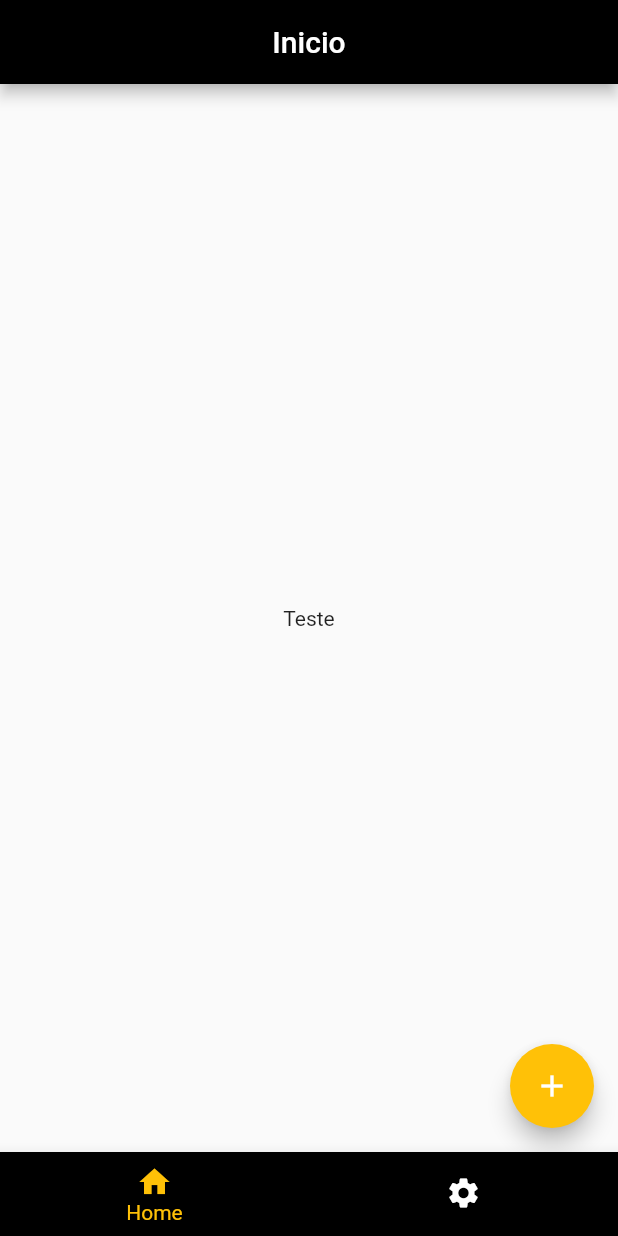
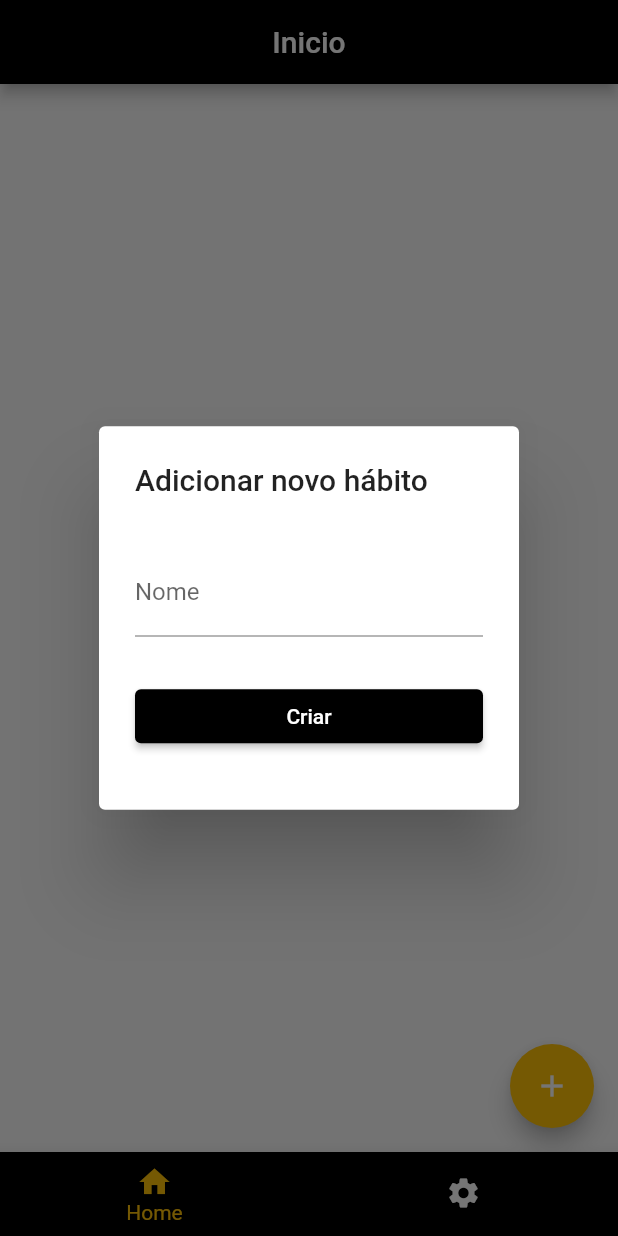
Before and after one commit to FrancimarioAraujo/Habits, a Flutter app: the screen it shows after launch, after a tap on the "add" icon, on a phone screen of 412 x 824 dp. Run offline on Flutter 3.47's test engine with Material 2 defaults, Android fonts, the phone set to English and light mode, and no system bars.

Commit message:
add alertdialog to new routine

```diff
--- a/lib/app/MyApp.dart
+++ b/lib/app/MyApp.dart
@@ -1,3 +1,5 @@
+import 'package:click/app/routes/Routes.dart';
+import 'package:click/app/screens/RoutineScreen.dart';
 import 'package:click/app/screens/HomeScreen.dart';
 import 'package:flutter/material.dart';
 
@@ -17,6 +19,7 @@ class MyApp extends StatelessWidget {
         ),
       ),
       home: const HomeScreen(),
+      routes: Routes.routes,
     );
   }
 }
--- /dev/null
+++ b/lib/app/components/NewRoutineAlertDialog.dart
@@ -0,0 +1,51 @@
+import 'package:flutter/material.dart';
+
+class NewRoutineAlertDialog extends StatefulWidget {
+  @override
+  _NewRoutineAlertDialogState createState() => _NewRoutineAlertDialogState();
+}
+
+class _NewRoutineAlertDialogState extends State<NewRoutineAlertDialog> {
+  final _formKey = GlobalKey<FormState>();
+  @override
+  Widget build(BuildContext context) {
+    return AlertDialog(
+      title: const Text("Adicionar novo hábito"),
+      content: Form(
+        key: _formKey,
+        child: SizedBox(
+          height: MediaQuery.of(context).size.height * 0.2,
+          child: Column(
+            mainAxisAlignment: MainAxisAlignment.spaceAround,
+            children: [
+              TextFormField(
+                decoration: const InputDecoration(
+                  labelText: "Nome",
+                ),
+                validator: (value) {
+                  if (value == null || value.isEmpty) {
+                    return "Por favor digite o nome do hábito";
+                  }
+                  return null;
+                },
+              ),
+              SizedBox(
+                width: double.infinity,
+                child: ElevatedButton(
+                  onPressed: () {
+                    if (_formKey.currentState!.validate()) {
+                      ScaffoldMessenger.of(context).showSnackBar(
+                        const SnackBar(content: Text('Processing Data')),
+                      );
+                    }
+                  },
+                  child: const Text("Criar"),
+                ),
+              ),
+            ],
+          ),
+        ),
+      ),
+    );
+  }
+}
--- /dev/null
+++ b/lib/app/routes/Routes.dart
@@ -0,0 +1,5 @@
+import 'package:flutter/material.dart';
+
+class Routes {
+  static Map<String, Widget Function(BuildContext)> routes = {};
+}
--- a/lib/app/screens/HomeScreen.dart
+++ b/lib/app/screens/HomeScreen.dart
@@ -1,4 +1,5 @@
 import 'package:click/app/components/BottomNavigationBar.dart';
+import 'package:click/app/components/NewRoutineAlertDialog.dart';
 import 'package:flutter/material.dart';
 
 class HomeScreen extends StatefulWidget {
@@ -16,11 +17,14 @@ class _HomeScreenState extends State<HomeScreen> {
         centerTitle: true,
         title: const Text("Inicio"),
       ),
-      body: const Center(
-        child: Text("Teste"),
-      ),
+      body: Container(),
       floatingActionButton: FloatingActionButton(
-        onPressed: () {},
+        onPressed: () {
+          showDialog(
+            context: context,
+            builder: (BuildContext context) => NewRoutineAlertDialog(),
+          );
+        },
         child: const Icon(Icons.add),
       ),
       bottomNavigationBar: const BottomNavigation(),
--- a/pubspec.yaml
+++ b/pubspec.yaml
@@ -34,6 +34,8 @@ dependencies:
   # The following adds the Cupertino Icons font to your application.
   # Use with the CupertinoIcons class for iOS style icons.
   cupertino_icons: ^1.0.2
+  sqflite: ^2.0.2
+  path: ^1.8.0
 
 dev_dependencies:
   flutter_test:
```
Also changed, not shown: lib/app/models/Routine.dart (added, +21 -0 lines), lib/app/screens/RoutineScreen.dart (added, +19 -0 lines), pubspec.lock.
